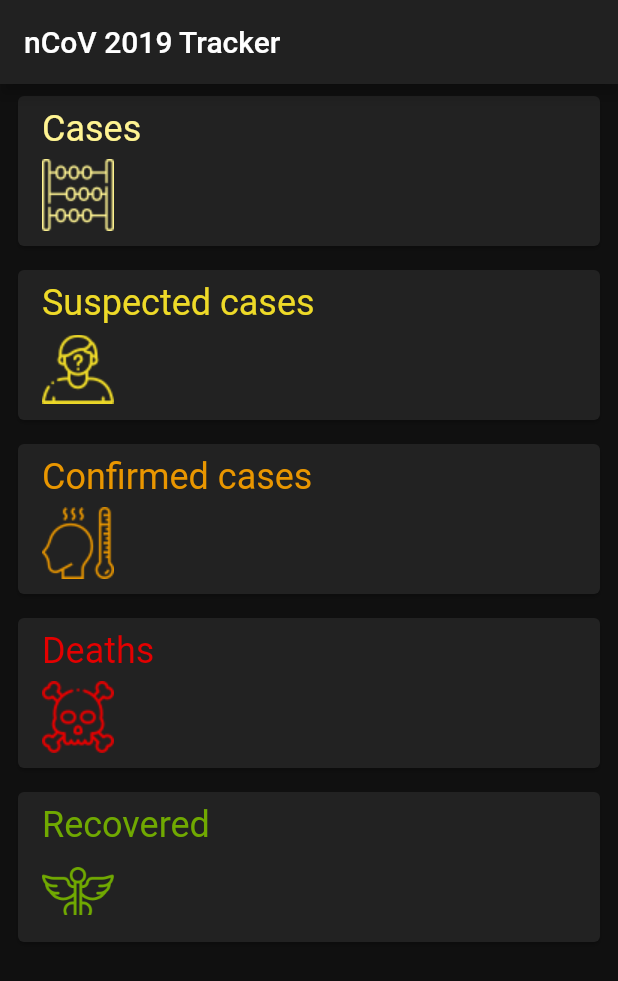
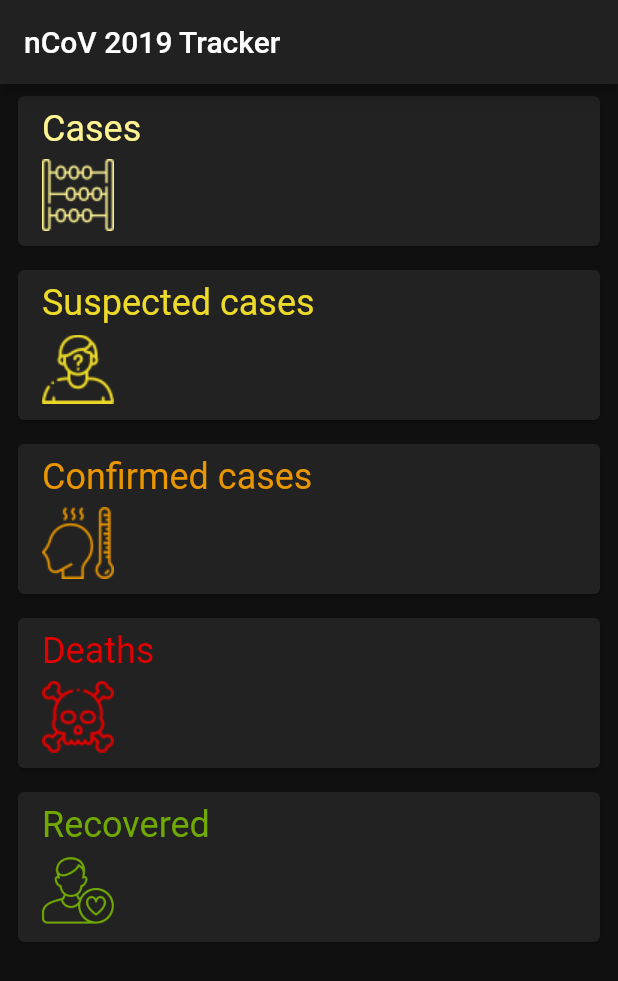
Before and after one commit to bizz84/ncov_2019_app_flutter, a Flutter app: the screen it shows after launch, on a phone screen of 412 x 824 dp. Shown: the top 981 px of the screen. Run offline on Flutter 3.47's test engine with Material 2 defaults, Android fonts, the phone set to English and light mode, and no system bars; network calls fail.

Commit message:
Updated recovered icon

```diff
--- a/lib/app/ui/endpoint_card.dart
+++ b/lib/app/ui/endpoint_card.dart
@@ -23,7 +23,7 @@ class EndpointCard extends StatelessWidget {
     Endpoint.deaths:
         EndpointCardData('Deaths', 'assets/death.png', Color(0xFFE40000)),
     Endpoint.recovered:
-        EndpointCardData('Recovered', 'assets/medicine.png', Color(0xFF70A901)),
+        EndpointCardData('Recovered', 'assets/patient.png', Color(0xFF70A901)),
   };
 
   @override
```
Also changed, not shown: assets/2.0x/medicine.png (deleted), assets/2.0x/medicine@2x.png (deleted), assets/2.0x/patient.png (added), assets/medicine.png (deleted), assets/patient.png (added).
